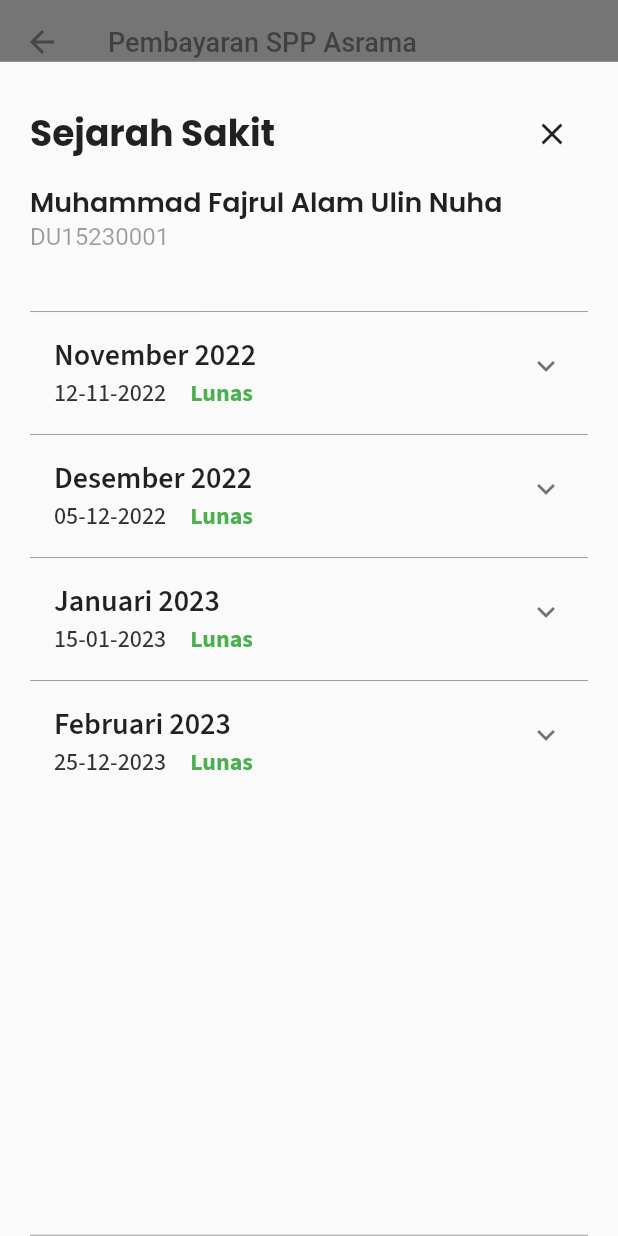
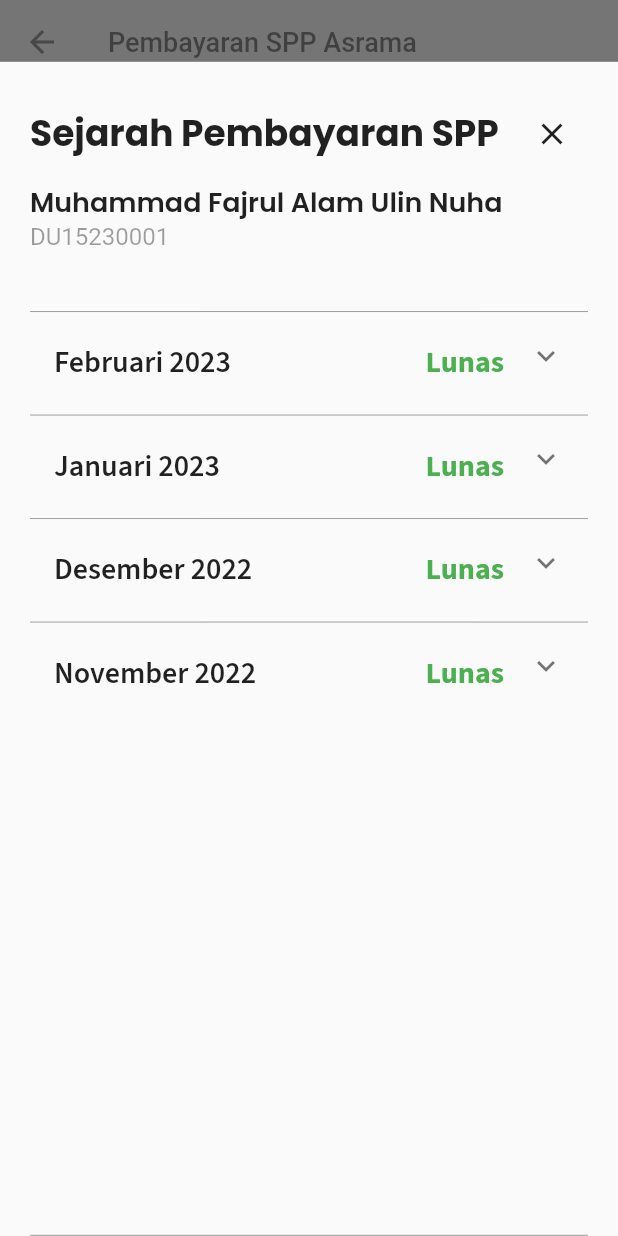
Before and after one commit to fajrulalam/E-Santren_Admin, a Flutter app: the BayarSpp1_MainScreen screen opened by its route, after a tap on "Belum Lunas", after a tap on "Lunas", after a tap on "DU15230001", on a phone screen of 412 x 824 dp. Run offline on Flutter 3.47's test engine with Material 2 defaults, Android fonts, the light colour scheme and no system bars; our stand-ins replace dotted_border, google_fonts.

Commit message:
the UI for bottomsheet is finalized. just need to do the bayar bottomsheet and confirmation dialog

```diff
--- a/lib/Bottomsheets/sejarahPembayaran_BS.dart
+++ b/lib/Bottomsheets/sejarahPembayaran_BS.dart
@@ -28,7 +28,7 @@ void sejarahPembayaran_BS(BuildContext context,
                       crossAxisAlignment: CrossAxisAlignment.start,
                       children: [
                         Text(
-                          "Sejarah Sakit",
+                          "Sejarah Pembayaran SPP",
                           style: GoogleFonts.poppins(
                               fontSize: 24, fontWeight: FontWeight.bold),
                         ),
@@ -99,42 +99,52 @@ void sejarahPembayaran_BS(BuildContext context,
                             crossAxisAlignment: CrossAxisAlignment.start,
                             children: [
                               SizedBox(height: 10),
+                              // Text(
+                              //   dataSejarahPembayaranSPP[index].pembayaranBulan,
+                              //   style: GoogleFonts.sourceSansPro(
+                              //     fontSize: 20,
+                              //     color: Colors.black87,
+                              //     fontWeight: FontWeight.w600,
+                              //   ),
+                              // ),
+                              Row(
+                                mainAxisAlignment:
+                                    MainAxisAlignment.spaceBetween,
+                                children: [
                                   Text(
-                                dataSejarahPembayaranSPP[index].pembayaranBulan,
+                                    dataSejarahPembayaranSPP[index]
+                                        .pembayaranBulan,
                                     style: GoogleFonts.sourceSansPro(
                                       fontSize: 20,
                                       color: Colors.black87,
                                       fontWeight: FontWeight.w600,
                                     ),
                                   ),
-                              Row(
-                                children: [
-                                  Text(
-                                      '${dataSejarahPembayaranSPP[index].tanggalPembayaran}',
-                                      style: GoogleFonts.sourceSansPro(
-                                          color:
-                                              Colors.black87.withOpacity(0.8),
-                                          fontSize: 16,
-                                          fontWeight: FontWeight.w500)),
                                   if (dataSejarahPembayaranSPP[index].lunas ==
                                       true)
-                                    Text('     Lunas',
+                                    Text('Lunas',
                                         style: GoogleFonts.sourceSansPro(
                                             color: Colors.green,
-                                            fontSize: 16,
+                                            fontSize: 20,
                                             fontWeight: FontWeight.bold))
                                   else
-                                    Text('     Belum Lunas',
+                                    TextButton(
+                                      style: TextButton.styleFrom(
+                                        minimumSize: Size.zero, // Set this
+                                        padding: EdgeInsets.zero,
+                                      ),
+                                      onPressed: () {},
+                                      child: Text('Bayar',
                                           style: GoogleFonts.sourceSansPro(
-                                            color: Colors.grey,
-                                            fontSize: 16,
+                                              color: Colors.red,
+                                              fontSize: 20,
                                               fontWeight: FontWeight.bold)),
+                                    ),
                                 ],
                               ),
                             ],
                           ),
                           children: [
-                            if (dataSejarahPembayaranSPP[index].lunas == true)
                             Container(
                               margin: EdgeInsets.only(
                                   right: 20, left: 20, top: 4, bottom: 8),
@@ -143,58 +153,49 @@ void sejarahPembayaran_BS(BuildContext context,
                                 strokeWidth: 1,
                                 color: Colors.black.withOpacity(0.2),
                                 child: Column(
-                                      crossAxisAlignment:
-                                          CrossAxisAlignment.start,
+                                  crossAxisAlignment: CrossAxisAlignment.start,
                                   children: [
-                                        SizedBox(height: 10),
-                                        Row(
-                                          children: [
-                                            Expanded(
-                                              flex: 1,
+                                    SizedBox(height: 4),
+                                    Text(
+                                        'Tanggal Pembayaran : ${dataSejarahPembayaranSPP[index].tanggalPembayaran}',
+                                        style: GoogleFonts.poppins()),
+                                    SizedBox(height: 20),
+                                    Container(
                                       child: TextFormField(
                                         initialValue:
-                                                    dataSejarahPembayaranSPP[
-                                                            index]
+                                            dataSejarahPembayaranSPP[index]
                                                 .diterimaOleh,
+                                        readOnly: true,
+                                        decoration: InputDecoration(
+                                          contentPadding: EdgeInsets.symmetric(
+                                              vertical: 5, horizontal: 10),
+                                          labelText: 'Diterima oleh',
+                                          border: OutlineInputBorder(),
+                                        ),
+                                      ),
+                                    ),
+                                    SizedBox(height: 10),
+                                    if (dataSejarahPembayaranSPP[index]
+                                            .keterangan !=
+                                        null)
+                                      Container(
+                                        child: TextFormField(
+                                          initialValue:
+                                              dataSejarahPembayaranSPP[index]
+                                                  .keterangan,
                                           readOnly: true,
                                           decoration: InputDecoration(
                                             contentPadding:
                                                 EdgeInsets.symmetric(
                                                     vertical: 5,
                                                     horizontal: 10),
-                                                  labelText: 'Diterima oleh',
+                                            labelText: 'Keterangan',
                                             border: OutlineInputBorder(),
                                           ),
                                         ),
                                       ),
-                                            SizedBox(width: 4),
                                   ],
                                 ),
-                                        SizedBox(height: 10),
-                                        Row(
-                                          children: [
-                                            SizedBox(height: 10),
-                                            TextFormField(
-                                              initialValue:
-                                                  dataSejarahPembayaranSPP[
-                                                          index]
-                                                      .keterangan,
-                                              readOnly: true,
-                                              minLines: 1,
-                                              maxLines: 3,
-                                              decoration: InputDecoration(
-                                                contentPadding:
-                                                    EdgeInsets.symmetric(
-                                                        vertical: 10,
-                                                        horizontal: 10),
-                                                labelText: 'Preskripsi',
-                                                border: OutlineInputBorder(),
-                                              ),
-                                            ),
-                                            SizedBox(height: 10),
-                                          ],
-                                        ),
-                                      ]),
                               ),
                             )
                           ],
--- a/lib/Classes/SejarahPembayaranClass.dart
+++ b/lib/Classes/SejarahPembayaranClass.dart
@@ -3,10 +3,8 @@ import 'package:flutter/cupertino.dart';
 
 class SejarahPembayaranClass {
   late List<SejarahPembayaranObject> _dataPembayaranSantri = [];
-  List<String> sejarahPembayaranList = [];
 
   late List<InvoiceObject> dataInvoice = [];
-  List<String> invoiceList = [];
 
   late List<SejarahPembayaranInvoiceObject> dataSejarahPembayaranInvoice = [];
 
@@ -22,12 +20,6 @@ class SejarahPembayaranClass {
     _dataPembayaranSantri.clear();
     switch (id) {
       case 'DU15230001':
-        sejarahPembayaranList = [
-          'November 2022',
-          "Desember 2022",
-          "Januari 2023",
-          "Februari 2023"
-        ];
         _dataPembayaranSantri = <SejarahPembayaranObject>[
           SejarahPembayaranObject(
               pembayaranBulan: 'November 2022',
@@ -44,17 +36,12 @@ class SejarahPembayaranClass {
               keterangan: "sekalian bayar untuk bulan depan"),
           SejarahPembayaranObject(
               pembayaranBulan: 'Februari 2023',
-              tanggalPembayaran: '25-12-2023',
+              tanggalPembayaran: '25-02-2023',
               diterimaOleh: "Mundzir",
               keterangan: "sudah lunas sejak bulan lalu")
         ];
         break;
       case 'DU15230002':
-        sejarahPembayaranList = [
-          'November 2022',
-          "Desember 2022",
-          "Januari 2023"
-        ];
         _dataPembayaranSantri = <SejarahPembayaranObject>[
           SejarahPembayaranObject(
               pembayaranBulan: 'November 2022',
@@ -71,12 +58,6 @@ class SejarahPembayaranClass {
         ];
         break;
       case 'DU15230003':
-        sejarahPembayaranList = [
-          'November 2022',
-          "Desember 2022",
-          "Januari 2023",
-          "Februari 2023"
-        ];
         _dataPembayaranSantri = <SejarahPembayaranObject>[
           SejarahPembayaranObject(
               pembayaranBulan: 'November 2022',
@@ -97,12 +78,6 @@ class SejarahPembayaranClass {
         ];
         break;
       case 'DU15230004':
-        sejarahPembayaranList = [
-          'November 2022',
-          "Desember 2022",
-          "Januari 2023",
-          "Februari 2023"
-        ];
         _dataPembayaranSantri = <SejarahPembayaranObject>[
           SejarahPembayaranObject(
               pembayaranBulan: 'November 2022',
@@ -123,12 +98,6 @@ class SejarahPembayaranClass {
         ];
         break;
       case 'DU15230005':
-        sejarahPembayaranList = [
-          'November 2022',
-          "Desember 2022",
-          "Januari 2023",
-          "Februari 2023"
-        ];
         _dataPembayaranSantri = <SejarahPembayaranObject>[
           SejarahPembayaranObject(
               pembayaranBulan: 'November 2022',
@@ -151,12 +120,6 @@ class SejarahPembayaranClass {
         ];
         break;
       case 'DU15230006':
-        sejarahPembayaranList = [
-          'November 2022',
-          "Desember 2022",
-          "Februari 2023"
-        ];
-
         _dataPembayaranSantri = <SejarahPembayaranObject>[
           SejarahPembayaranObject(
               pembayaranBulan: 'November 2022',
@@ -173,12 +136,6 @@ class SejarahPembayaranClass {
         ];
         break;
       case 'DU15230007':
-        sejarahPembayaranList = [
-          "Desember 2022",
-          "Januari 2023",
-          "Februari 2023"
-        ];
-
         _dataPembayaranSantri = <SejarahPembayaranObject>[
           SejarahPembayaranObject(
               pembayaranBulan: 'Desember 2022',
@@ -195,12 +152,6 @@ class SejarahPembayaranClass {
         ];
         break;
       case 'DU15230008':
-        sejarahPembayaranList = [
-          'November 2022',
-          "Desember 2022",
-          "Januari 2023",
-          "Februari 2023"
-        ];
         _dataPembayaranSantri = <SejarahPembayaranObject>[
           SejarahPembayaranObject(
               pembayaranBulan: 'November 2022',
@@ -223,12 +174,6 @@ class SejarahPembayaranClass {
         ];
         break;
       case 'DU15230009':
-        sejarahPembayaranList = [
-          'November 2022',
-          "Desember 2022",
-          "Februari 2023"
-        ];
-
         _dataPembayaranSantri = <SejarahPembayaranObject>[
           SejarahPembayaranObject(
               pembayaranBulan: 'November 2022',
@@ -245,11 +190,6 @@ class SejarahPembayaranClass {
         ];
         break;
       case 'DU15230010':
-        sejarahPembayaranList = [
-          'November 2022',
-          "Desember 2022",
-          "Januari 2023"
-        ];
         _dataPembayaranSantri = <SejarahPembayaranObject>[
           SejarahPembayaranObject(
               pembayaranBulan: 'November 2022',
@@ -274,18 +214,11 @@ class SejarahPembayaranClass {
     //Function ini nanti menerima TglMasukSantri sebagai parameter.
     //Parameter tersebut akan digunakan untuk memilih tagihan mana saja yang relevan untuk ditampilkan
 
-    invoiceList = [
-      'November 2022',
-      'Desember 2022',
-      'Januari 2023',
-      'Februari 2023'
-    ];
-
     dataInvoice = <InvoiceObject>[
+      InvoiceObject('Februari 2023', '01-02-2023'),
+      InvoiceObject('Januari 2023', '01-01-2023'),
+      InvoiceObject('Desember 2022', '01-12-2022'),
       InvoiceObject('November 2022', '01-11-2022'),
-      InvoiceObject('Desember 2022', '01-12-2022'),
-      InvoiceObject('Januari 2023', '01-01-2023'),
-      InvoiceObject('Februari 2023', '01-02-2023'),
     ];
 
     return dataInvoice;
@@ -313,6 +246,17 @@ class SejarahPembayaranClass {
             bulanInvoice.pembayaranBulan, "Belum dibayar", "", false));
         return;
       }
+
+      if (_dataPembayaranSantri[index].keterangan != null) {
+        dataSejarahPembayaranInvoice.add(SejarahPembayaranInvoiceObject(
+            _dataPembayaranSantri[index].pembayaranBulan!,
+            _dataPembayaranSantri[index].tanggalPembayaran!,
+            _dataPembayaranSantri[index].diterimaOleh!,
+            keterangan: _dataPembayaranSantri[index].keterangan!,
+            true));
+        return;
+      }
+
       dataSejarahPembayaranInvoice.add(SejarahPembayaranInvoiceObject(
           _dataPembayaranSantri[index].pembayaranBulan!,
           _dataPembayaranSantri[index].tanggalPembayaran!,
```
Lines whose indentation alone changed are shown as unchanged.
